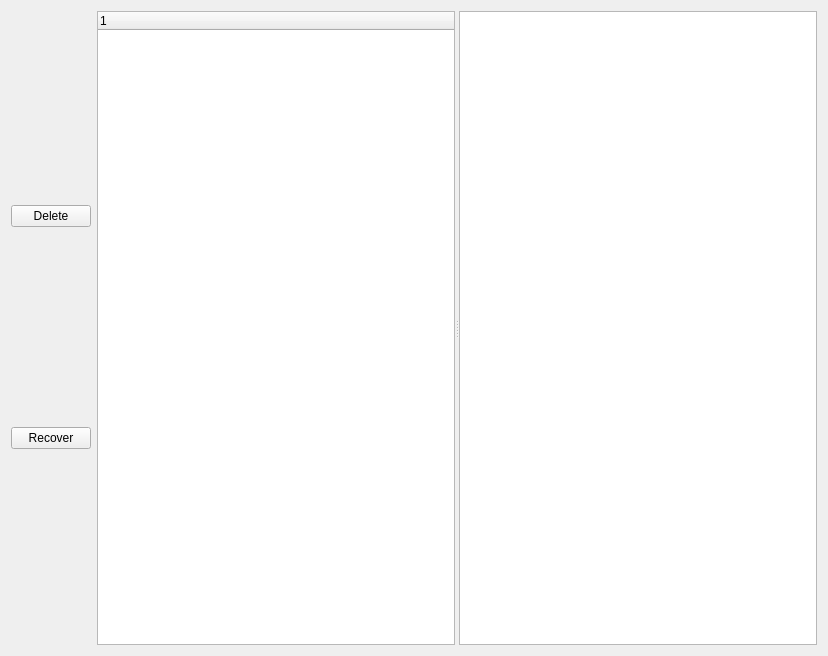
Before: the Qt Designer form Qt_GUI.ui in m0nters/OS_HCMUS_Lab02-Partition_detection_GUI, drawn with Qt 5.
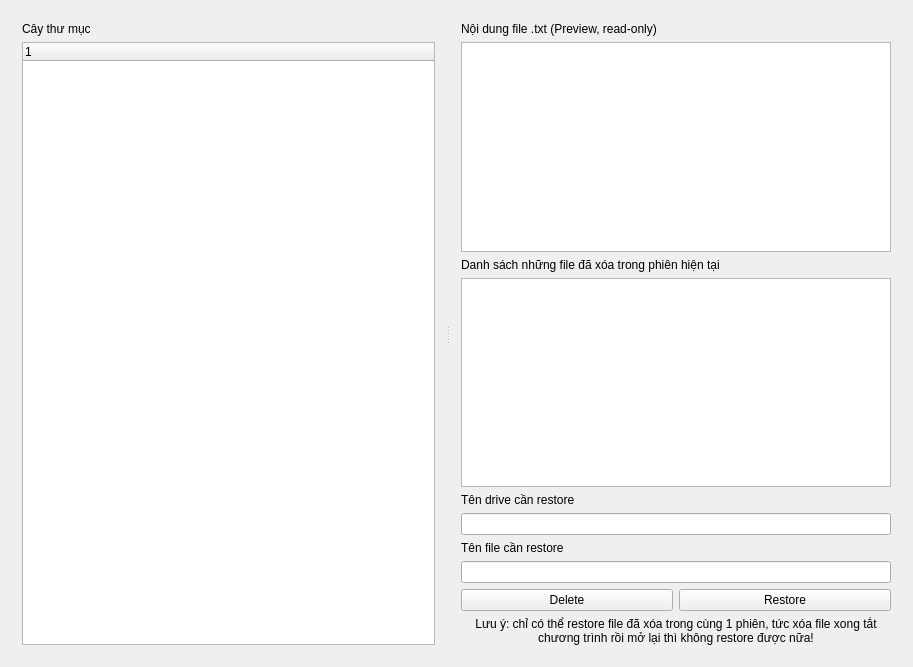
After: the same form once the commit is applied.

```diff
--- a/Qt_GUI.ui
+++ b/Qt_GUI.ui
@@ -6,49 +6,166 @@
    <rect>
     <x>0</x>
     <y>0</y>
-    <width>828</width>
-    <height>656</height>
+    <width>913</width>
+    <height>667</height>
    </rect>
   </property>
   <property name="windowTitle">
    <string>Qt_GUI</string>
   </property>
   <widget class="QWidget" name="centralWidget">
-   <layout class="QHBoxLayout" name="horizontalLayout">
-    <item>
-     <layout class="QVBoxLayout" name="verticalLayout">
-      <item>
-       <widget class="QPushButton" name="delete_button">
-        <property name="text">
-         <string>Delete</string>
-        </property>
-       </widget>
-      </item>
-      <item>
-       <widget class="QPushButton" name="recover_button">
-        <property name="text">
-         <string>Recover</string>
-        </property>
-       </widget>
-      </item>
-     </layout>
-    </item>
+   <layout class="QHBoxLayout" name="horizontalLayout_2">
     <item>
      <widget class="QSplitter" name="splitter">
       <property name="orientation">
        <enum>Qt::Orientation::Horizontal</enum>
       </property>
-      <widget class="QTreeWidget" name="treeWidget">
-       <column>
-        <property name="text">
-         <string notr="true">1</string>
-        </property>
-       </column>
+      <widget class="QWidget" name="layoutWidget">
+       <layout class="QVBoxLayout" name="left_layout">
+        <item>
+         <widget class="QLabel" name="label_4">
+          <property name="text">
+           <string>Cây thư mục</string>
+          </property>
+          <property name="buddy">
+           <cstring>treeWidget</cstring>
+          </property>
+         </widget>
+        </item>
+        <item>
+         <widget class="QTreeWidget" name="treeWidget">
+          <column>
+           <property name="text">
+            <string notr="true">1</string>
+           </property>
+          </column>
+         </widget>
+        </item>
+       </layout>
       </widget>
-      <widget class="QPlainTextEdit" name="plainTextEdit">
-       <property name="readOnly">
-        <bool>true</bool>
-       </property>
+      <widget class="QWidget" name="">
+       <layout class="QVBoxLayout" name="verticalLayout_7">
+        <item>
+         <layout class="QVBoxLayout" name="verticalLayout_5">
+          <item>
+           <widget class="QLabel" name="label_3">
+            <property name="text">
+             <string>Nội dung file .txt (Preview, read-only)</string>
+            </property>
+            <property name="buddy">
+             <cstring>plainTextEdit</cstring>
+            </property>
+           </widget>
+          </item>
+          <item>
+           <widget class="QPlainTextEdit" name="plainTextEdit">
+            <property name="sizePolicy">
+             <sizepolicy hsizetype="Expanding" vsizetype="Expanding">
+              <horstretch>0</horstretch>
+              <verstretch>0</verstretch>
+             </sizepolicy>
+            </property>
+            <property name="sizeIncrement">
+             <size>
+              <width>0</width>
+              <height>0</height>
+             </size>
+            </property>
+            <property name="readOnly">
+             <bool>true</bool>
+            </property>
+           </widget>
+          </item>
+         </layout>
+        </item>
+        <item>
+         <layout class="QVBoxLayout" name="verticalLayout_6">
+          <item>
+           <widget class="QLabel" name="label_5">
+            <property name="text">
+             <string>Danh sách những file đã xóa trong phiên hiện tại</string>
+            </property>
+           </widget>
+          </item>
+          <item>
+           <widget class="QPlainTextEdit" name="delete_list"/>
+          </item>
+         </layout>
+        </item>
+        <item>
+         <layout class="QVBoxLayout" name="verticalLayout_4">
+          <item>
+           <layout class="QVBoxLayout" name="verticalLayout_3">
+            <item>
+             <layout class="QVBoxLayout" name="verticalLayout_2">
+              <item>
+               <widget class="QLabel" name="label">
+                <property name="text">
+                 <string>Tên drive cần restore </string>
+                </property>
+                <property name="buddy">
+                 <cstring>drive_input</cstring>
+                </property>
+               </widget>
+              </item>
+              <item>
+               <widget class="QLineEdit" name="drive_input"/>
+              </item>
+             </layout>
+            </item>
+            <item>
+             <layout class="QVBoxLayout" name="verticalLayout">
+              <item>
+               <widget class="QLabel" name="label_2">
+                <property name="text">
+                 <string>Tên file cần restore</string>
+                </property>
+                <property name="buddy">
+                 <cstring>file_name_input</cstring>
+                </property>
+               </widget>
+              </item>
+              <item>
+               <widget class="QLineEdit" name="file_name_input"/>
+              </item>
+             </layout>
+            </item>
+           </layout>
+          </item>
+          <item>
+           <layout class="QHBoxLayout" name="horizontalLayout">
+            <item>
+             <widget class="QPushButton" name="delete_button">
+              <property name="text">
+               <string>Delete</string>
+              </property>
+             </widget>
+            </item>
+            <item>
+             <widget class="QPushButton" name="restore_button">
+              <property name="text">
+               <string>Restore</string>
+              </property>
+             </widget>
+            </item>
+           </layout>
+          </item>
+         </layout>
+        </item>
+        <item>
+         <widget class="QLabel" name="notice">
+          <property name="text">
+           <string>Lưu ý: chỉ có thể restore file đã xóa trong cùng 1 phiên, tức xóa file xong tắt chương trình rồi mở lại thì không restore được nữa!</string>
+          </property>
+          <property name="alignment">
+           <set>Qt::AlignmentFlag::AlignCenter</set>
+          </property>
+          <property name="wordWrap">
+           <bool>true</bool>
+          </property>
+         </widget>
+        </item>
+       </layout>
       </widget>
      </widget>
     </item>
```
Left out of the diff: 7 changed lines with no effect on the pictures.
